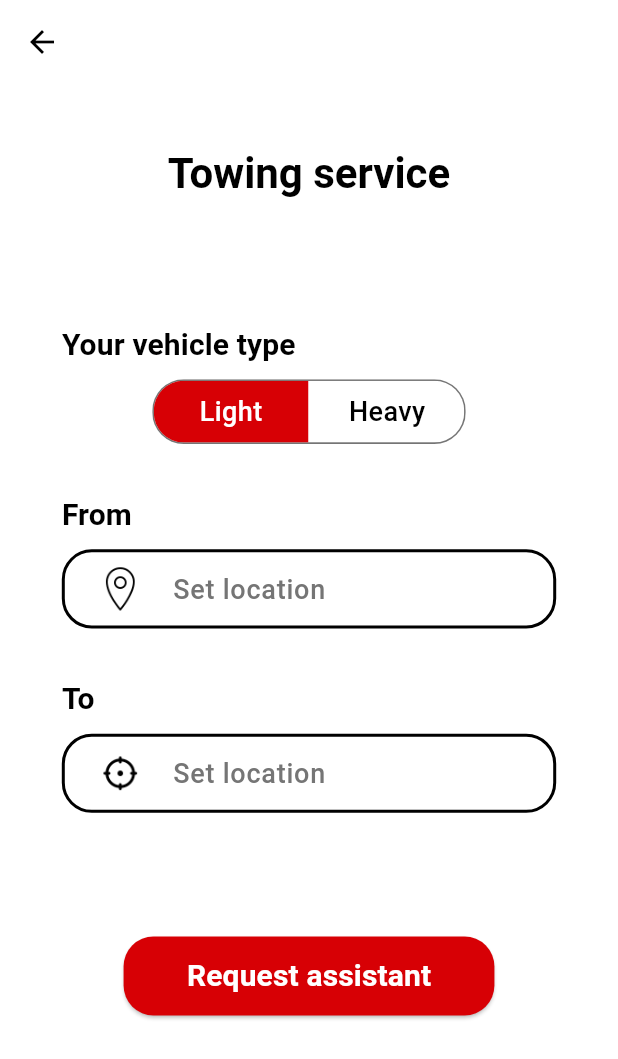
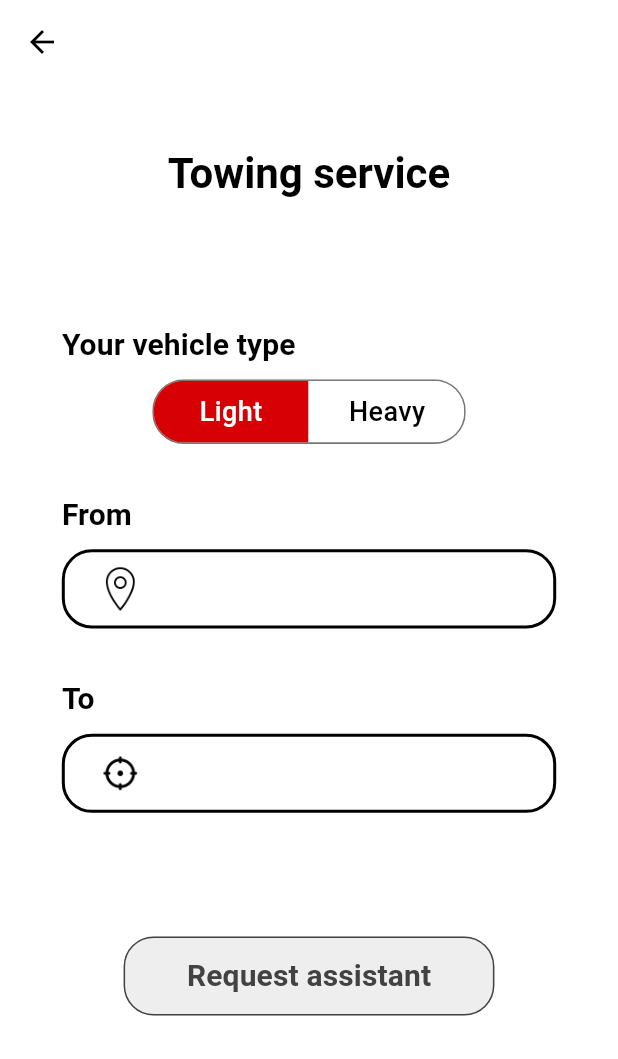
Before and after one commit to aamxh/depannini, a Flutter app: the TowingV screen opened directly, on a phone screen of 412 x 824 dp. Shown: the top 1059 px of the screen. Run offline on Flutter 3.47's test engine with Material 3 defaults, Android fonts, the phone set to English and light mode, and no system bars; drawn by our look-alikes of toggle_switch; our stand-ins replace dio, email_validator, firebase_auth, firebase_core, flutter_local_notifications, geolocator and 5 more; missing offline and left inert: email_otp, flutter_polyline_points; accounts and stored records are empty; network calls fail.

Commit message:
fixed set location field

```diff
--- a/depannini-user/lib/app/assistance/location_field_widget.dart
+++ b/depannini-user/lib/app/assistance/location_field_widget.dart
@@ -1,29 +1,33 @@
+import 'package:depannini_user/app/assistance/repair/repair_view_model.dart';
 import 'package:depannini_user/app/assistance/set_location_view.dart';
-import 'package:depannini_user/core/constants.dart';
+import 'package:depannini_user/app/assistance/set_location_view_model.dart';
+import 'package:depannini_user/app/assistance/towing/towing_view_model.dart';
 import 'package:flutter/material.dart';
 import 'package:get/get.dart';
 
 class LocationFieldW extends StatelessWidget {
 
-  const LocationFieldW({super.key, required this.label, required this.icon});
+  const LocationFieldW({super.key, required this.id});
 
-  final String label;
-  final String icon;
+  final int id;
 
   @override
   Widget build(BuildContext context) {
     final size = MediaQuery.of(context).size;
     final theme = Theme.of(context);
-    return Column(
+    return Obx(() =>
+      Column(
         crossAxisAlignment: CrossAxisAlignment.start,
         children: [
           Text(
-          label,
+            id == 0 ? 'From' : id == 1 ? 'To' : 'Your location',
             style: theme.textTheme.titleSmall,
           ),
           SizedBox(height: size.height * 0.01,),
           ElevatedButton(
             onPressed: () {
+              Get.put(SetLocationVM());
+              Get.find<SetLocationVM>().id = id;
               Get.to(() => SetLocationV());
             },
             style: ElevatedButton.styleFrom(
@@ -38,20 +42,32 @@ class LocationFieldW extends StatelessWidget {
             child: Row(
               children: [
                 Image.asset(
-                icon,
+                  id == 1 ? theme.scaffoldBackgroundColor == Colors.white ?
+                  'assets/icons/to_light.png' :
+                  'assets/icons/to_dark.png' :
+                  theme.scaffoldBackgroundColor == Colors.white ?
+                  'assets/icons/from_light.png' :
+                  'assets/icons/from_dark.png',
                   width: 30,
                 ),
                 SizedBox(width: 20,),
-              Text(
-                'Set location',
-                style: theme.textTheme.bodyLarge!.copyWith(
-                  color: MyConstants.mediumGrey,
+                Expanded(
+                  child: Text(
+                    id == 0 ?
+                    Get.find<TowingVM>().fromAddress :
+                    id == 1 ?
+                    Get.find<TowingVM>().toAddress :
+                    Get.find<RepairVM>().address,
+                    style: theme.textTheme.bodyMedium,
+                    overflow: TextOverflow.ellipsis,
+                    maxLines: 2,
                   ),
                 ),
               ],
             ),
           ),
         ],
+      ),
     );
   }
 
--- a/depannini-user/lib/app/assistance/repair/repair_assistant_view.dart
+++ b/depannini-user/lib/app/assistance/repair/repair_assistant_view.dart
@@ -68,7 +68,9 @@ class RepairAssistantV extends StatelessWidget {
                 ),
                 child: Text(
                   'Accept',
-                  style: theme.textTheme.titleSmall,
+                  style: theme.textTheme.titleSmall!.copyWith(
+                    color: Colors.white,
+                  ),
                 ),
               ),
             ),
--- /dev/null
+++ b/depannini-user/lib/app/assistance/repair/repair_view_model.dart
@@ -0,0 +1,23 @@
+import 'package:get/get.dart';
+import 'package:google_maps_flutter/google_maps_flutter.dart';
+
+class RepairVM extends GetxController {
+
+  final Rx<String> _desc = ''.obs;
+  final Rx<LatLng> _location = LatLng(0, 0).obs;
+  final Rx<String> _address = ''.obs;
+
+  set desc(String val) => _desc.value = val;
+  set location(LatLng val) => _location.value = val;
+  set address(String val) => _address.value = val;
+
+  String get desc => _desc.value;
+  LatLng get location => _location.value;
+  String get address => _address.value;
+  bool get isReady {
+    if (address == '' || address == 'Location not specified.') return false;
+    if (desc == '') return false;
+    return true;
+  }
+
+}
--- a/depannini-user/lib/app/assistance/set_location_view_model.dart
+++ b/depannini-user/lib/app/assistance/set_location_view_model.dart
@@ -4,17 +4,29 @@ import 'package:google_maps_flutter/google_maps_flutter.dart';
 
 class SetLocationVM extends GetxController {
 
-  Rx<LatLng?> location = LatLng(0, 0).obs;
-  Rx<String> address = ''.obs;
-  Rx<bool> isAddressValid = false.obs;
+  final Rx<int> _id = 0.obs;
+  final Rx<LatLng?> _location = LatLng(0, 0).obs;
+  final Rx<String> _address = ''.obs;
+  final Rx<bool> _isAddressValid = false.obs;
 
-  void changeLocation(LatLng newLocation) => location.value = newLocation;
+  set location(LatLng? newLocation) => _location.value = newLocation;
+  set isAddressValid(bool val) => _isAddressValid.value = val;
+  set id(int val) => _id.value = val;
+
+  LatLng? get location => _location.value;
+  bool get isAddressValid => _isAddressValid.value;
+  String get address => _address.value;
+  int get id => _id.value;
 
   Future<void> changeAddress(LatLng newLocation) async {
     final newAddress = await LocationApi.getLocationDescription(newLocation);
-    address.value = newAddress ?? 'Location not specified.';
+    if (newAddress == null) {
+      _address.value = 'Location not specified.';
+      _isAddressValid.value = false;
+    } else {
+      _address.value = newAddress;
+      _isAddressValid.value = true;
+    }
   }
 
-  void changeIsAddressValid(bool val) => isAddressValid.value = val;
-
 }
--- a/depannini-user/lib/app/assistance/towing/towing_assistant_view.dart
+++ b/depannini-user/lib/app/assistance/towing/towing_assistant_view.dart
@@ -68,7 +68,9 @@ class TowingAssistantV extends StatelessWidget {
                 ),
                 child: Text(
                   'Accept',
-                  style: theme.textTheme.titleSmall,
+                  style: theme.textTheme.titleSmall!.copyWith(
+                    color: Colors.white,
+                  ),
                 ),
               ),
             ),
--- a/depannini-user/lib/app/assistance/towing/towing_view.dart
+++ b/depannini-user/lib/app/assistance/towing/towing_view.dart
@@ -1,6 +1,7 @@
 import 'package:depannini_user/app/assistance/towing/towing_assistant_view.dart';
 import 'package:depannini_user/app/assistance/location_view.dart';
 import 'package:depannini_user/app/assistance/location_field_widget.dart';
+import 'package:depannini_user/app/assistance/towing/towing_view_model.dart';
 import 'package:depannini_user/core/constants.dart';
 import 'package:flutter/material.dart';
 import 'package:get/get.dart';
@@ -8,7 +9,9 @@ import 'package:toggle_switch/toggle_switch.dart';
 
 class TowingV extends StatelessWidget {
 
-  const TowingV({super.key});
+  TowingV({super.key});
+
+  final _vm = Get.find<TowingVM>();
 
   @override
   Widget build(BuildContext context) {
@@ -49,38 +52,46 @@ class TowingV extends StatelessWidget {
                 borderWidth: 1,
                 fontSize: 18,
                 cornerRadius: 20,
-                onToggle: (idx) {},
+                onToggle: (idx) => _vm.isHeavy = idx == 0 ? false : true,
               ),
             ),
             SizedBox(height: size.height * 0.04),
-            LocationFieldW(
-              label: 'From',
-              icon: theme.scaffoldBackgroundColor == Colors.white ?
-              'assets/icons/from_light.png' :
-              'assets/icons/from_dark.png',
-            ),
+            LocationFieldW(id: 0),
             SizedBox(height: size.height * 0.04,),
-            LocationFieldW(
-              label: 'To',
-              icon: theme.scaffoldBackgroundColor == Colors.white ?
-              'assets/icons/to_light.png' :
-              'assets/icons/to_dark.png',
-            ),
+            LocationFieldW(id: 1),
             SizedBox(height: size.height * 0.1),
             Center(
-              child: ElevatedButton(
+              child: Obx(() =>
+                ElevatedButton(
                   onPressed: () {
+                    //if (_vm.isReady) {
                       Get.to(() => TowingAssistantV());
+                    //}
                   },
                   style: ElevatedButton.styleFrom(
                     fixedSize: Size(size.width * 0.6, size.height * 0.064),
+                    elevation: 0,
+                    backgroundColor: _vm.isReady ? MyConstants.primaryC :
+                        theme.scaffoldBackgroundColor == Colors.white ?
+                            MyConstants.lightGrey :
+                            MyConstants.darkGrey,
+                    side: BorderSide(
+                      color: _vm.isReady ? MyConstants.primaryC :
+                          theme.scaffoldBackgroundColor == Colors.white ?
+                              MyConstants.darkGrey! :
+                              MyConstants.lightGrey!,
+                    ),
                   ),
                   child: Text(
                     'Request assistant',
                     style: theme.textTheme.titleSmall!.copyWith(
-                    color: Colors.white,
+                      color: _vm.isReady ? Colors.white :
+                          theme.scaffoldBackgroundColor == Colors.white ?
+                              MyConstants.darkGrey :
+                              MyConstants.lightGrey,
                     ),
                     maxLines: 1,
+                  ),
                 ),
               ),
             ),
--- /dev/null
+++ b/depannini-user/lib/app/assistance/towing/towing_view_model.dart
@@ -0,0 +1,29 @@
+import 'package:get/get.dart';
+import 'package:google_maps_flutter/google_maps_flutter.dart';
+
+class TowingVM extends GetxController {
+
+  final Rx<bool> _isHeavy = false.obs;
+  final Rx<LatLng> _fromLocation = LatLng(0, 0).obs;
+  final Rx<LatLng> _toLocation = LatLng(0, 0).obs;
+  final Rx<String> _fromAddress = ''.obs;
+  final Rx<String> _toAddress = ''.obs;
+
+  set isHeavy(bool val) => _isHeavy.value = val;
+  set fromLocation(LatLng val) => _fromLocation.value = val;
+  set toLocation(LatLng val) => _toLocation.value = val;
+  set fromAddress(String val) => _fromAddress.value = val;
+  set toAddress(String val) => _toAddress.value = val;
+
+  bool get isHeavy => _isHeavy.value;
+  LatLng get fromLocation => _fromLocation.value;
+  LatLng get toLocation => _toLocation.value;
+  String get fromAddress => _fromAddress.value;
+  String get toAddress => _toAddress.value;
+  bool get isReady {
+    if (fromAddress == "Location not specified." || fromAddress.isEmpty) return false;
+    if (toAddress == "Location not specified." || fromAddress.isEmpty) return false;
+    return true;
+  }
+
+}
--- a/depannini-user/lib/app/main/home_card_widget.dart
+++ b/depannini-user/lib/app/main/home_card_widget.dart
@@ -1,3 +1,5 @@
+import 'package:depannini_user/app/assistance/repair/repair_view_model.dart';
+import 'package:depannini_user/app/assistance/towing/towing_view_model.dart';
 import 'package:depannini_user/core/constants.dart';
 import 'package:flutter/material.dart';
 import 'package:get/get.dart';
@@ -17,9 +19,11 @@ class CardW extends StatelessWidget {
     return GestureDetector(
       onTap: () {
         if (isTowing) {
+          Get.put(TowingVM());
           Get.to(() => TowingV());
         }
         else {
+          Get.put(RepairVM());
           Get.to(() => RepairV());
         }
       },
--- a/depannini-user/lib/app/main/home_view.dart
+++ b/depannini-user/lib/app/main/home_view.dart
@@ -1,3 +1,5 @@
+import 'package:depannini_user/app/assistance/repair/repair_view_model.dart';
+import 'package:depannini_user/app/assistance/towing/towing_view_model.dart';
 import 'package:depannini_user/app/main/home_card_widget.dart';
 import 'package:depannini_user/app/settings/settings_view.dart';
 import 'package:depannini_user/core/constants.dart';
```
Also changed, not shown: depannini-user/lib/app/assistance/location_api.dart (+4 -3 lines), depannini-user/lib/app/assistance/location_view.dart (+23 -13 lines), depannini-user/lib/app/assistance/repair/repair_view.dart (+22 -10 lines), depannini-user/lib/app/assistance/set_location_view.dart (+28 -10 lines), 4 other files. Lines whose indentation alone changed are shown as unchanged.
